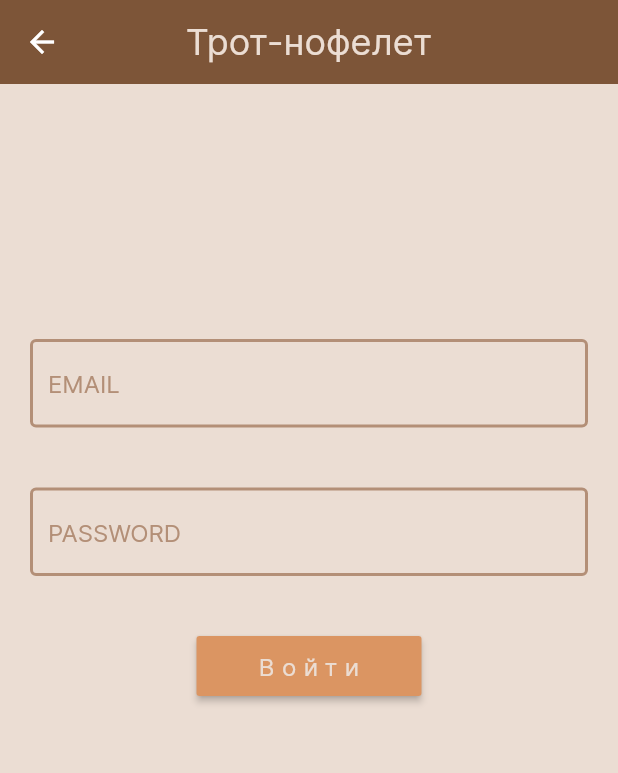
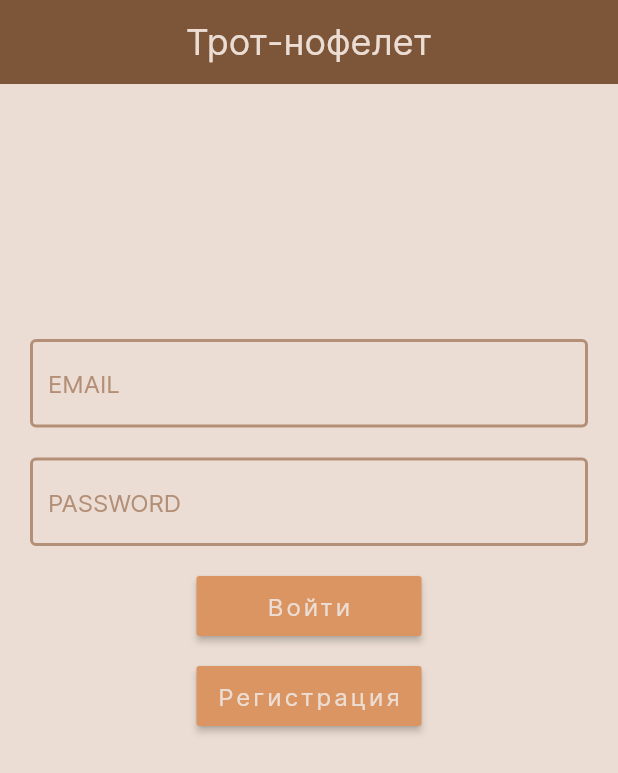
Before and after one commit to vcerm/Trot-nofelet, a Flutter app: the AuthPage screen opened directly, on a phone screen of 412 x 824 dp. Shown: the top 773 px of the screen. Run offline on Flutter 3.47's test engine with Material 2 defaults, Android fonts, the phone set to English and light mode, and no system bars.

Commit message:
icon app

```diff
--- a/lib/main.dart
+++ b/lib/main.dart
@@ -18,7 +18,7 @@ class MyApp extends StatelessWidget {
     return MaterialApp(
       debugShowCheckedModeBanner: false,
       theme: ThemeData(fontFamily: 'Inter'),
-      home: MainPage(),
+      home: AuthPage(),
     );
   }
 }
--- a/lib/pages/auth.dart
+++ b/lib/pages/auth.dart
@@ -1,4 +1,5 @@
 import 'package:flutter/material.dart';
+import 'package:nofelet/pages/main_page.dart';
 
 class AuthPage extends StatefulWidget {
   const AuthPage({Key? key}) : super(key: key);
@@ -49,6 +50,7 @@ class _AuthPageState extends State<AuthPage> {
 
     Widget _button(String text, void func()){
       return MaterialButton(
+        padding: EdgeInsets.all(0.0),
         splashColor: const Color(0xffebddd3),
         highlightColor: const Color(0xffebddd3),
         color: const Color(0xffdb9562),
@@ -57,9 +59,9 @@ class _AuthPageState extends State<AuthPage> {
           style: const TextStyle(
             fontSize: 16,
             fontWeight: FontWeight.normal,
-            letterSpacing: 5.0,
+            letterSpacing: 2.0,
             color: Color(0xffebddd3)
-          )
+          ),
         ),
         onPressed: (){
           func();
@@ -67,24 +69,32 @@ class _AuthPageState extends State<AuthPage> {
       );
     }
 
-    Widget _form(String label, void func()){
+    Widget _form(void func()){
       return Container(
         child: Column(
           children: <Widget>[
             Padding(
-              padding: const EdgeInsets.only(top: 170, bottom: 20),
+              padding: const EdgeInsets.only(top: 170, bottom: 10),
               child: _input("EMAIL", _emailController, false),
             ),
             Padding(
-              padding: const EdgeInsets.symmetric(vertical: 20.0),
+              padding: const EdgeInsets.symmetric(vertical: 10.0),
               child: _input("PASSWORD", _passwordController, true),
             ),
             Padding(
-              padding: const EdgeInsets.symmetric(vertical: 20.0),
+              padding: const EdgeInsets.symmetric(vertical: 10.0),
               child: SizedBox(
                 height: 40,
                 width: 150,
-                child: _button(label, func),
+                child: _button("Войти", func),
+              ),
+            ),
+            Padding(
+              padding: const EdgeInsets.symmetric(vertical: 10.0),
+              child: SizedBox(
+                height: 40,
+                width: 150,
+                child: _button("Регистрация", func),
               ),
             ),
           ],
@@ -98,6 +108,15 @@ class _AuthPageState extends State<AuthPage> {
 
       _emailController.clear();
       _passwordController.clear();
+
+      if(showLogin == true){
+        Navigator.push(
+          context,
+          MaterialPageRoute(builder: (context)
+          {return const MainPage();},
+          ),
+        );
+      }
     }
 
     return Scaffold(
@@ -116,7 +135,7 @@ class _AuthPageState extends State<AuthPage> {
       ),
       body: Column(
         children: <Widget>[
-          _form("Войти",_buttonAction),
+          _form(_buttonAction),
         ],
       ),
     );
--- a/pubspec.yaml
+++ b/pubspec.yaml
@@ -45,7 +45,11 @@ dev_dependencies:
   # package. See that file for information about deactivating specific lint
   # rules and activating additional ones.
   flutter_lints: ^1.0.0
+  flutter_launcher_icons: ^0.7.4
 
+flutter_icons:
+  android: "launcher_icon"
+  image_path: "assets/icons/icon_cake.webp"
 # For information on the generic Dart part of this file, see the
 # following page: https://dart.dev/tools/pub/pubspec
 
@@ -59,6 +63,8 @@ flutter:
 
   # To add assets to your application, add an assets section, like this:
   assets:
+    - assets/
+    - assets/icons/
     - assets/images/
 
   # An image asset can refer to one or more resolution-specific "variants", see
```
Also changed, not shown: pubspec.lock, 2 other files.
